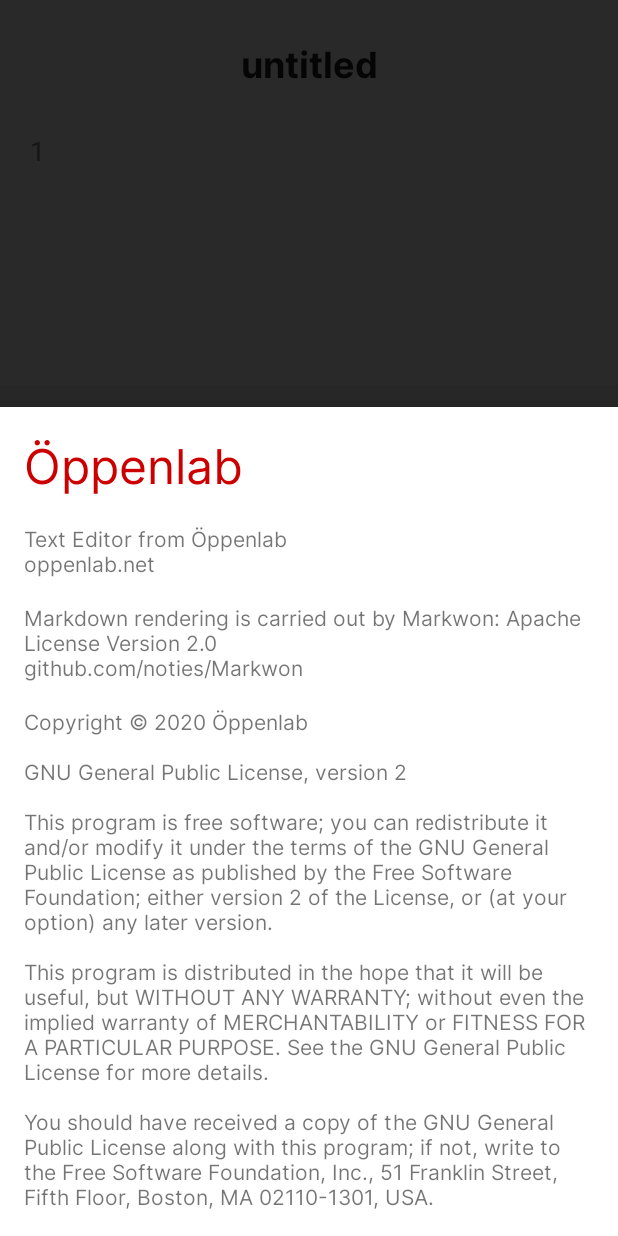
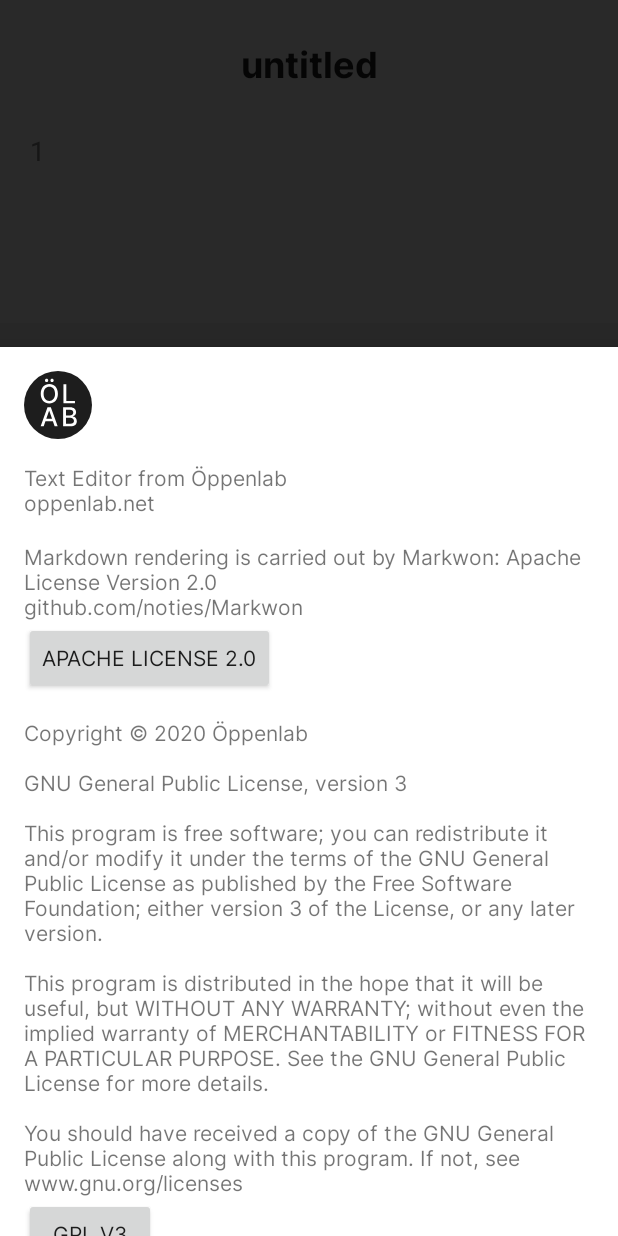
Before and after one commit to emtee40/TextEditor_Android_SAF, an Android app: the fragment AboutBottomsheet placed in its activity, in the options menu, after a tap on "About", on a phone screen of 412 x 824 dp. Run offline under Robolectric (Android 15) with nearby library versions, the phone set to English and light mode, and no system bars.

Commit message:
about and licenses done

```diff
--- a/app/src/main/java/oppen/editor/ui/about/AboutBottomsheet.kt
+++ b/app/src/main/java/oppen/editor/ui/about/AboutBottomsheet.kt
@@ -1,15 +1,35 @@
 package oppen.editor.ui.about
 
+import android.content.Intent
+import android.net.Uri
 import android.os.Bundle
 import android.view.LayoutInflater
 import android.view.View
 import android.view.ViewGroup
 import com.google.android.material.bottomsheet.BottomSheetDialogFragment
+import kotlinx.android.synthetic.main.about_dialog.view.*
 import oppen.editor.R
+
 
 class AboutBottomsheet: BottomSheetDialogFragment() {
 
     override fun onCreateView(inflater: LayoutInflater, container: ViewGroup?, savedInstanceState: Bundle?): View? {
         return inflater.inflate(R.layout.about_dialog, container, false)
     }
+
+    override fun onViewCreated(view: View, savedInstanceState: Bundle?) {
+        view.markwon_apache_license_button.setOnClickListener {
+            openBrowser("https://www.apache.org/licenses/LICENSE-2.0")
+        }
+
+        view.gnu_license_button.setOnClickListener {
+            openBrowser("https://www.gnu.org/licenses/gpl-3.0.html")
+        }
+    }
+
+    private fun openBrowser(url: String){
+        startActivity(Intent(Intent.ACTION_VIEW).apply {
+            data = Uri.parse(url)
+        })
+    }
 }
--- /dev/null
+++ b/app/src/main/res/drawable/olab.xml
@@ -0,0 +1,21 @@
+<vector xmlns:android="http://schemas.android.com/apk/res/android"
+    android:width="50dp"
+    android:height="50dp"
+    android:viewportWidth="50"
+    android:viewportHeight="50">
+  <path
+      android:pathData="M25,25m-25,0a25,25 0,1 1,50 0a25,25 0,1 1,-50 0"
+      android:fillColor="#1D1D1D"/>
+  <path
+      android:pathData="M24.9301,16.7963C24.9301,12.3185 22.2502,9.6044 18.6269,9.6044C14.99,9.6044 12.3169,12.3185 12.3169,16.7963C12.3169,21.2673 14.99,23.9882 18.6269,23.9882C22.2502,23.9882 24.9301,21.2742 24.9301,16.7963ZM22.8382,16.7963C22.8382,20.2077 21.0334,22.0604 18.6269,22.0604C16.2137,22.0604 14.4157,20.2077 14.4157,16.7963C14.4157,13.3849 16.2137,11.5323 18.6269,11.5323C21.0334,11.5323 22.8382,13.3849 22.8382,16.7963ZM16.617,8.1482C17.3007,8.1482 17.8203,7.5945 17.8203,6.9587C17.8203,6.2819 17.3007,5.7623 16.617,5.7623C15.9744,5.7623 15.407,6.2819 15.407,6.9587C15.407,7.5945 15.9744,8.1482 16.617,8.1482ZM20.6369,8.1482C21.3205,8.1482 21.8401,7.5945 21.8401,6.9587C21.8401,6.2819 21.3205,5.7623 20.6369,5.7623C19.9942,5.7623 19.4268,6.2819 19.4268,6.9587C19.4268,7.5945 19.9942,8.1482 20.6369,8.1482Z"
+      android:fillColor="#ffffff"/>
+  <path
+      android:pathData="M29.0077,23.7968H37.4643V21.9783H31.1202V9.7958H29.0077V23.7968Z"
+      android:fillColor="#ffffff"/>
+  <path
+      android:pathData="M14.4856,40.6417L15.7708,36.9364H21.24L22.5184,40.6417H24.7607L19.7223,26.6407H17.2817L12.2433,40.6417H14.4856ZM16.3861,35.1589L18.4507,29.1839H18.5601L20.6247,35.1589H16.3861Z"
+      android:fillColor="#ffffff"/>
+  <path
+      android:pathData="M28.7612,40.6417H34.1278C37.3819,40.6417 38.8518,39.0215 38.8518,36.8749C38.8518,34.7077 37.3341,33.484 35.9463,33.4088V33.2721C37.2315,32.9439 38.3048,32.0689 38.3048,30.3187C38.3048,28.2473 36.8692,26.6407 33.8885,26.6407H28.7612V40.6417ZM30.8737,38.8301V34.3454H33.9979C35.6933,34.3454 36.753,35.4392 36.753,36.7723C36.753,37.9482 35.9531,38.8301 33.9227,38.8301H30.8737ZM30.8737,32.6978V28.4387H33.7586C35.4335,28.4387 36.2334,29.3206 36.2334,30.4828C36.2334,31.8364 35.1259,32.6978 33.7039,32.6978H30.8737Z"
+      android:fillColor="#ffffff"/>
+</vector>
--- a/app/src/main/res/layout/about_dialog.xml
+++ b/app/src/main/res/layout/about_dialog.xml
@@ -6,11 +6,10 @@
     android:layout_height="match_parent"
     android:padding="@dimen/default_spacer">
 
-    <TextView
-        android:layout_width="wrap_content"
-        android:layout_height="wrap_content"
-        style="@style/HeaderTextView"
-        android:text="@string/about_header"/>
+    <ImageView
+        android:layout_width="45dp"
+        android:layout_height="45dp"
+        android:src="@drawable/olab"/>
 
     <TextView
         android:layout_width="wrap_content"
@@ -24,10 +23,22 @@
         android:paddingTop="@dimen/default_spacer"
         android:text="@string/about_markwon"/>
 
+    <androidx.appcompat.widget.AppCompatButton
+        android:id="@+id/markwon_apache_license_button"
+        android:layout_width="wrap_content"
+        android:layout_height="wrap_content"
+        android:text="@string/apache_link"/>
+
     <TextView
         android:layout_width="wrap_content"
         android:layout_height="wrap_content"
         android:paddingTop="@dimen/default_spacer"
         android:text="@string/about_lic"/>
 
+    <androidx.appcompat.widget.AppCompatButton
+        android:id="@+id/gnu_license_button"
+        android:layout_width="wrap_content"
+        android:layout_height="wrap_content"
+        android:text="@string/gnu_link"/>
+
 </LinearLayout>
--- a/app/src/main/res/values/strings.xml
+++ b/app/src/main/res/values/strings.xml
@@ -7,10 +7,12 @@
     <string name="save">Save</string>
     <string name="about_header">Öppenlab</string>
     <string name="about_body">Text Editor from Öppenlab\noppenlab.net</string>
+    <string name="apache_link">Apache License 2.0</string>
+    <string name="gnu_link">GPL v3</string>
     <string name="about_markwon">Markdown rendering is carried out by Markwon: Apache License Version 2.0\ngithub.com/noties/Markwon</string>
     <string name="about_lic">Copyright © 2020 Öppenlab\n
-\nGNU General Public License, version 2\n
-\nThis program is free software; you can redistribute it and/or modify it under the terms of the GNU General Public License as published by the Free Software Foundation; either version 2 of the License, or (at your option) any later version.\n
+\nGNU General Public License, version 3\n
+\nThis program is free software; you can redistribute it and/or modify it under the terms of the GNU General Public License as published by the Free Software Foundation; either version 3 of the License, or any later version.\n
 \nThis program is distributed in the hope that it will be useful, but WITHOUT ANY WARRANTY; without even the implied warranty of MERCHANTABILITY or FITNESS FOR A PARTICULAR PURPOSE.  See the GNU General Public License for more details.\n
-\nYou should have received a copy of the GNU General Public License along with this program; if not, write to the Free Software Foundation, Inc., 51 Franklin Street, Fifth Floor, Boston, MA  02110-1301, USA.</string>
+\nYou should have received a copy of the GNU General Public License along with this program.  If not, see www.gnu.org/licenses</string>
 </resources>
```
